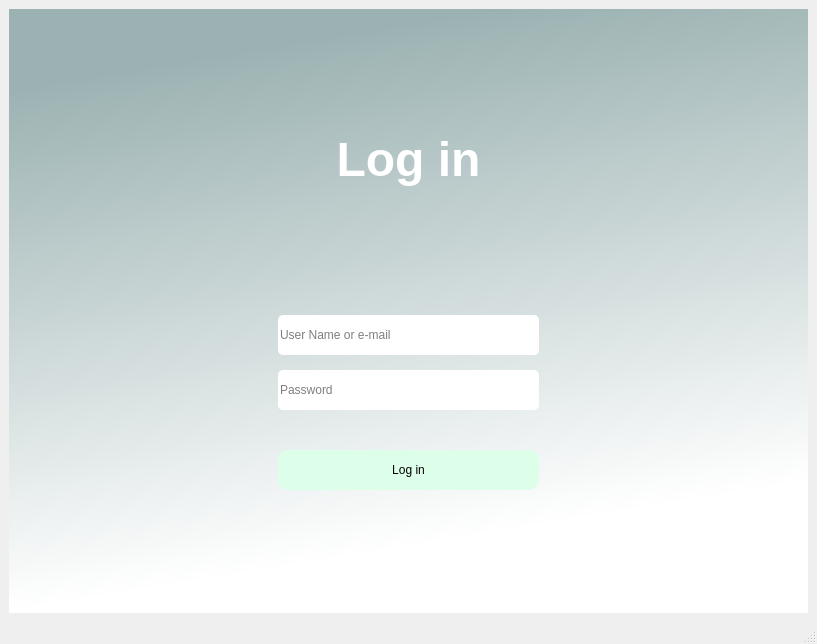
Before: the Qt Designer form guicore/uis/login_screen.ui in Igna11/billetera, drawn with Qt 5.
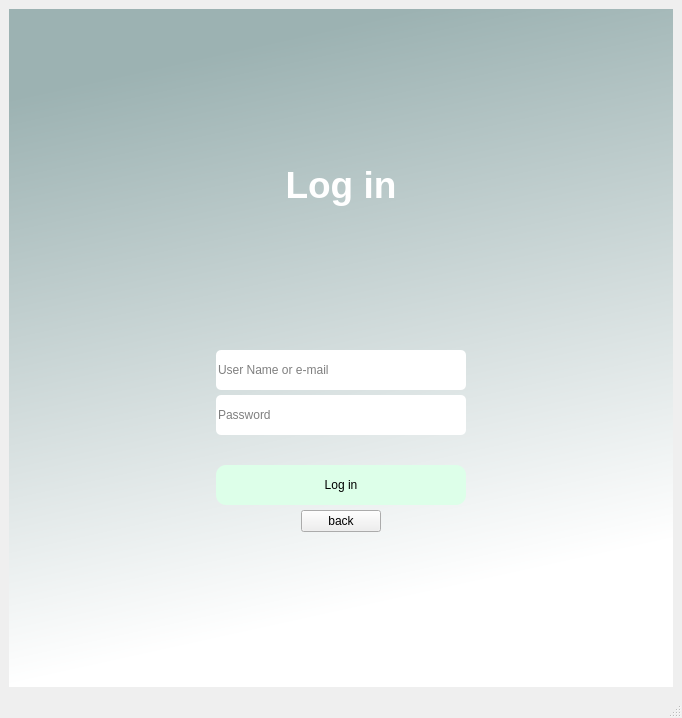
After: the same form once the commit is applied.

```diff
--- a/guicore/uis/login_screen.ui
+++ b/guicore/uis/login_screen.ui
@@ -6,8 +6,8 @@
    <rect>
     <x>0</x>
     <y>0</y>
-    <width>817</width>
-    <height>644</height>
+    <width>682</width>
+    <height>718</height>
    </rect>
   </property>
   <property name="windowTitle">
@@ -24,27 +24,18 @@
        <string notr="true">QWidget#verticalWidget{
 background-color:qlineargradient(spread:pad, x1:0, y1:0, x2:0.207, y2:0.954545, stop:0.132159 rgba(156, 178, 178, 255), stop:1 rgba(255, 255, 255, 255))}</string>
       </property>
-      <layout class="QHBoxLayout" name="horizontalLayout_3">
-       <item>
-        <spacer name="horizontalSpacer">
-         <property name="orientation">
-          <enum>Qt::Horizontal</enum>
-         </property>
-         <property name="sizeHint" stdset="0">
-          <size>
-           <width>40</width>
-           <height>20</height>
-          </size>
-         </property>
-        </spacer>
-       </item>
+      <layout class="QVBoxLayout" name="verticalLayout" stretch="2">
+       <property name="spacing">
+        <number>5</number>
+       </property>
        <item>
-        <layout class="QVBoxLayout" name="verticalLayout_2">
+        <widget class="QWidget" name="main_widget" native="true">
+         <layout class="QVBoxLayout" name="verticalLayout_3" stretch="0,0,0,0,0,0,0,0,0">
          <property name="spacing">
-          <number>15</number>
+           <number>5</number>
          </property>
          <item>
-          <spacer name="verticalSpacer_2">
+           <spacer name="Upper_verticalSpacer">
            <property name="orientation">
             <enum>Qt::Vertical</enum>
            </property>
@@ -56,21 +47,40 @@
            </property>
           </spacer>
          </item>
+          <item>
+           <layout class="QHBoxLayout" name="Label_HLayout">
          <item>
           <widget class="QLabel" name="label">
            <property name="text">
-            <string>&lt;html&gt;&lt;head/&gt;&lt;body&gt;&lt;p align=&quot;center&quot;&gt;&lt;span style=&quot; font-size:36pt; font-weight:600; color:#ffffff;&quot;&gt;Log in&lt;/span&gt;&lt;/p&gt;&lt;/body&gt;&lt;/html&gt;</string>
+               <string>&lt;html&gt;&lt;head/&gt;&lt;body&gt;&lt;p align=&quot;center&quot;&gt;&lt;span style=&quot; font-size:28pt; font-weight:600; color:#ffffff;&quot;&gt;Log in&lt;/span&gt;&lt;/p&gt;&lt;/body&gt;&lt;/html&gt;</string>
            </property>
           </widget>
          </item>
+           </layout>
+          </item>
          <item>
-          <spacer name="verticalSpacer_3">
+           <spacer name="Middle_verticalSpacer">
            <property name="orientation">
             <enum>Qt::Vertical</enum>
            </property>
            <property name="sizeHint" stdset="0">
             <size>
              <width>20</width>
+              <height>40</height>
+             </size>
+            </property>
+           </spacer>
+          </item>
+          <item>
+           <layout class="QHBoxLayout" name="UserName_HLayout">
+            <item>
+             <spacer name="UserName_LHSpacer">
+              <property name="orientation">
+               <enum>Qt::Horizontal</enum>
+              </property>
+              <property name="sizeHint" stdset="0">
+               <size>
+                <width>40</width>
              <height>20</height>
             </size>
            </property>
@@ -104,6 +114,36 @@
           </widget>
          </item>
          <item>
+             <spacer name="UserName_RHSpacer">
+              <property name="orientation">
+               <enum>Qt::Horizontal</enum>
+              </property>
+              <property name="sizeHint" stdset="0">
+               <size>
+                <width>40</width>
+                <height>20</height>
+               </size>
+              </property>
+             </spacer>
+            </item>
+           </layout>
+          </item>
+          <item>
+           <layout class="QHBoxLayout" name="Passwd_HLayout">
+            <item>
+             <spacer name="Passwd_LHSpacer">
+              <property name="orientation">
+               <enum>Qt::Horizontal</enum>
+              </property>
+              <property name="sizeHint" stdset="0">
+               <size>
+                <width>40</width>
+                <height>20</height>
+               </size>
+              </property>
+             </spacer>
+            </item>
+            <item>
           <widget class="QLineEdit" name="password_line">
            <property name="minimumSize">
             <size>
@@ -134,11 +174,41 @@
           </widget>
          </item>
          <item>
+             <spacer name="Passwd_RHSpacer">
+              <property name="orientation">
+               <enum>Qt::Horizontal</enum>
+              </property>
+              <property name="sizeHint" stdset="0">
+               <size>
+                <width>40</width>
+                <height>20</height>
+               </size>
+              </property>
+             </spacer>
+            </item>
+           </layout>
+          </item>
+          <item>
+           <layout class="QHBoxLayout" name="LogInLabel_HLayout">
+            <item>
+             <spacer name="LoginLabel_LHSpacer">
+              <property name="orientation">
+               <enum>Qt::Horizontal</enum>
+              </property>
+              <property name="sizeHint" stdset="0">
+               <size>
+                <width>40</width>
+                <height>20</height>
+               </size>
+              </property>
+             </spacer>
+            </item>
+            <item>
           <widget class="QLabel" name="login_label">
-           <property name="maximumSize">
+              <property name="minimumSize">
             <size>
-             <width>16777215</width>
-             <height>15</height>
+                <width>250</width>
+                <height>0</height>
             </size>
            </property>
            <property name="font">
@@ -153,6 +223,36 @@
           </widget>
          </item>
          <item>
+             <spacer name="LogInLabel_RHSpacer">
+              <property name="orientation">
+               <enum>Qt::Horizontal</enum>
+              </property>
+              <property name="sizeHint" stdset="0">
+               <size>
+                <width>40</width>
+                <height>20</height>
+               </size>
+              </property>
+             </spacer>
+            </item>
+           </layout>
+          </item>
+          <item>
+           <layout class="QHBoxLayout" name="LogIn_HLayout">
+            <item>
+             <spacer name="LogIn_HLSpacer">
+              <property name="orientation">
+               <enum>Qt::Horizontal</enum>
+              </property>
+              <property name="sizeHint" stdset="0">
+               <size>
+                <width>40</width>
+                <height>20</height>
+               </size>
+              </property>
+             </spacer>
+            </item>
+            <item>
           <widget class="QPushButton" name="login_button">
            <property name="minimumSize">
             <size>
@@ -179,7 +279,62 @@
           </widget>
          </item>
          <item>
-          <spacer name="verticalSpacer">
+             <spacer name="LogIn_RHSpacer">
+              <property name="orientation">
+               <enum>Qt::Horizontal</enum>
+              </property>
+              <property name="sizeHint" stdset="0">
+               <size>
+                <width>40</width>
+                <height>20</height>
+               </size>
+              </property>
+             </spacer>
+            </item>
+           </layout>
+          </item>
+          <item>
+           <layout class="QHBoxLayout" name="back_HLayout">
+            <item>
+             <spacer name="back_LHSpacer">
+              <property name="orientation">
+               <enum>Qt::Horizontal</enum>
+              </property>
+              <property name="sizeHint" stdset="0">
+               <size>
+                <width>40</width>
+                <height>20</height>
+               </size>
+              </property>
+             </spacer>
+            </item>
+            <item>
+             <widget class="QPushButton" name="back_button">
+              <property name="text">
+               <string>back</string>
+              </property>
+              <property name="autoDefault">
+               <bool>true</bool>
+              </property>
+             </widget>
+            </item>
+            <item>
+             <spacer name="back_RHSpacer">
+              <property name="orientation">
+               <enum>Qt::Horizontal</enum>
+              </property>
+              <property name="sizeHint" stdset="0">
+               <size>
+                <width>40</width>
+                <height>20</height>
+               </size>
+              </property>
+             </spacer>
+            </item>
+           </layout>
+          </item>
+          <item>
+           <spacer name="Lower_verticalSpacer">
            <property name="orientation">
             <enum>Qt::Vertical</enum>
            </property>
@@ -192,19 +347,7 @@
           </spacer>
          </item>
         </layout>
-       </item>
-       <item>
-        <spacer name="horizontalSpacer_2">
-         <property name="orientation">
-          <enum>Qt::Horizontal</enum>
-         </property>
-         <property name="sizeHint" stdset="0">
-          <size>
-           <width>40</width>
-           <height>20</height>
-          </size>
-         </property>
-        </spacer>
+        </widget>
        </item>
       </layout>
      </widget>
```
Left out of the diff: 4 changed lines with no effect on the pictures. Lines whose indentation alone changed are shown as unchanged.
